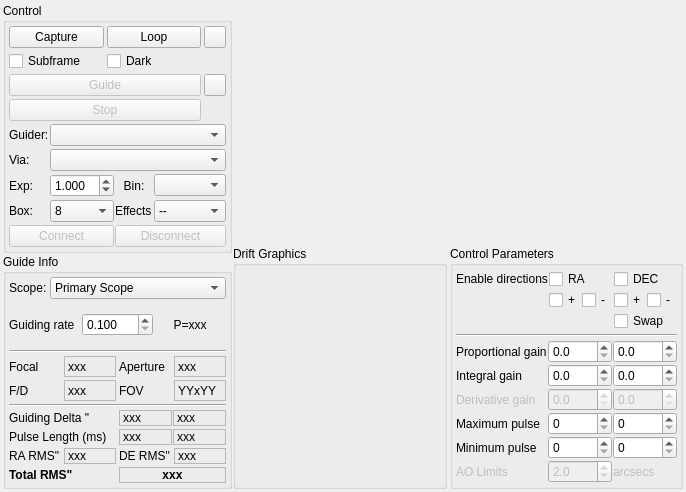
Qt form kstars/ekos/guide/guide.ui (KDE/kstars) before a commit.
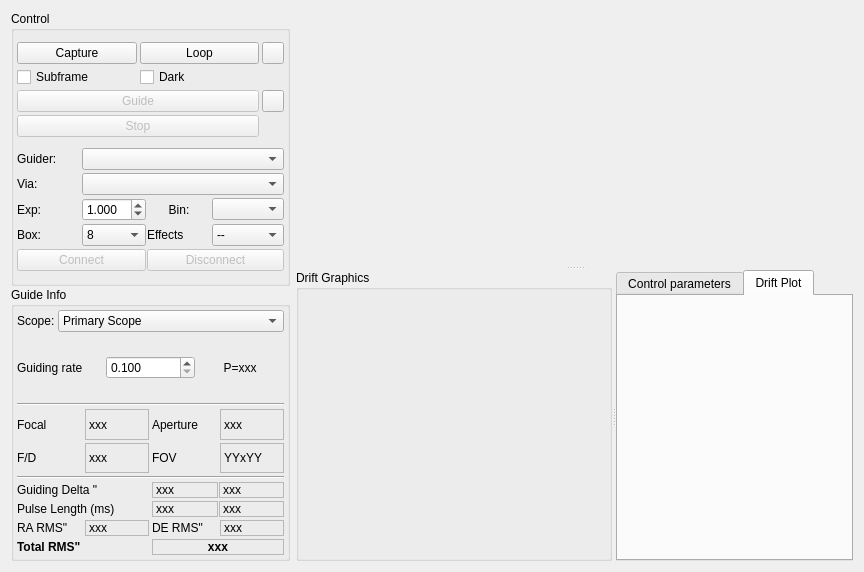
The same form after that commit. Icons and pictures are not drawn. Custom widgets are drawn as their Qt base class.

Commit message: Add scatter plot in guide module

What changed in the file:
```diff
--- a/kstars/ekos/guide/guide.ui
+++ b/kstars/ekos/guide/guide.ui
@@ -6,31 +6,13 @@
    <rect>
     <x>0</x>
     <y>0</y>
-    <width>686</width>
-    <height>484</height>
+    <width>864</width>
+    <height>572</height>
    </rect>
   </property>
   <layout class="QVBoxLayout" name="verticalLayout_5">
-   <property name="spacing">
-    <number>1</number>
-   </property>
-   <property name="leftMargin">
-    <number>3</number>
-   </property>
-   <property name="topMargin">
-    <number>3</number>
-   </property>
-   <property name="rightMargin">
-    <number>3</number>
-   </property>
-   <property name="bottomMargin">
-    <number>3</number>
-   </property>
    <item>
-    <layout class="QHBoxLayout" name="horizontalLayout_10">
-     <property name="spacing">
-      <number>1</number>
-     </property>
+    <layout class="QHBoxLayout" name="horizontalLayout_9" stretch="1,2">
      <item>
       <layout class="QVBoxLayout" name="leftLayout">
        <property name="spacing">
@@ -772,11 +754,10 @@
       </layout>
      </item>
      <item>
-      <layout class="QVBoxLayout" name="rightLayout">
-       <property name="spacing">
-        <number>3</number>
+      <widget class="QSplitter" name="rightLayout">
+       <property name="orientation">
+        <enum>Qt::Vertical</enum>
        </property>
-       <item>
         <widget class="QWidget" name="guideWidget" native="true">
          <property name="sizePolicy">
           <sizepolicy hsizetype="Expanding" vsizetype="Expanding">
@@ -797,14 +778,17 @@
           </size>
          </property>
         </widget>
-       </item>
-       <item>
-        <layout class="QHBoxLayout" name="horizontalLayout_9">
-         <property name="spacing">
-          <number>3</number>
-         </property>
-         <item>
+       <widget class="QSplitter" name="driftSplitter">
+        <property name="orientation">
+         <enum>Qt::Horizontal</enum>
+        </property>
           <widget class="QGroupBox" name="driftGraphicsGroup">
+         <property name="sizePolicy">
+          <sizepolicy hsizetype="Expanding" vsizetype="Preferred">
+           <horstretch>2</horstretch>
+           <verstretch>2</verstretch>
+          </sizepolicy>
+         </property>
            <property name="title">
             <string>Drift Graphics</string>
            </property>
@@ -846,7 +830,7 @@
                </spacer>
               </item>
               <item>
-               <widget class="QCustomPlot" name="driftGraph" native="true">
+             <widget class="QCustomPlot" name="driftGraph">
                 <property name="minimumSize">
                  <size>
                   <width>200</width>
@@ -881,7 +865,39 @@
             </item>
            </layout>
           </widget>
-         </item>
+        <widget class="QTabWidget" name="tabWidget">
+         <property name="sizePolicy">
+          <sizepolicy hsizetype="Preferred" vsizetype="Preferred">
+           <horstretch>0</horstretch>
+           <verstretch>0</verstretch>
+          </sizepolicy>
+         </property>
+         <property name="minimumSize">
+          <size>
+           <width>225</width>
+           <height>200</height>
+          </size>
+         </property>
+         <property name="currentIndex">
+          <number>1</number>
+         </property>
+         <widget class="QWidget" name="tab">
+          <attribute name="title">
+           <string>Control parameters</string>
+          </attribute>
+          <layout class="QVBoxLayout" name="verticalLayout_6">
+           <property name="leftMargin">
+            <number>0</number>
+           </property>
+           <property name="topMargin">
+            <number>0</number>
+           </property>
+           <property name="rightMargin">
+            <number>0</number>
+           </property>
+           <property name="bottomMargin">
+            <number>0</number>
+           </property>
          <item>
           <widget class="QGroupBox" name="controlGroup">
            <property name="title">
@@ -1217,36 +1233,55 @@
           </widget>
          </item>
         </layout>
-       </item>
-      </layout>
-     </item>
-    </layout>
-   </item>
+         </widget>
+         <widget class="QWidget" name="tab_2">
+          <attribute name="title">
+           <string>Drift Plot</string>
+          </attribute>
+          <layout class="QVBoxLayout" name="verticalLayout_7">
+           <property name="leftMargin">
+            <number>0</number>
+           </property>
+           <property name="topMargin">
+            <number>0</number>
+           </property>
+           <property name="rightMargin">
+            <number>0</number>
+           </property>
+           <property name="bottomMargin">
+            <number>0</number>
+           </property>
    <item>
-    <spacer name="mainVerticalSpacer">
-     <property name="orientation">
-      <enum>Qt::Vertical</enum>
-     </property>
-     <property name="sizeType">
-      <enum>QSizePolicy::Preferred</enum>
-     </property>
-     <property name="sizeHint" stdset="0">
+            <widget class="QCustomPlot" name="driftPlot">
+             <property name="sizePolicy">
+              <sizepolicy hsizetype="Expanding" vsizetype="Expanding">
+               <horstretch>0</horstretch>
+               <verstretch>0</verstretch>
+              </sizepolicy>
+             </property>
+             <property name="minimumSize">
       <size>
-       <width>20</width>
-       <height>1</height>
-      </size>
-     </property>
-    </spacer>
-   </item>
-  </layout>
-  <zorder>mainVerticalSpacer</zorder>
-  <zorder></zorder>
+               <width>200</width>
+               <height>200</height>
+              </size>
+             </property>
+            </widget>
+           </item>
+          </layout>
+         </widget>
+        </widget>
+       </widget>
+      </widget>
+     </item>
+    </layout>
+   </item>
+  </layout>
  </widget>
  <customwidgets>
   <customwidget>
    <class>QCustomPlot</class>
-   <extends>QWidget</extends>
-   <header>auxiliary/qcustomplot.h</header>
+   <extends>QFrame</extends>
+   <header>qcustomplot.h</header>
    <container>1</container>
   </customwidget>
  </customwidgets>
```
Lines whose indentation alone changed are shown as unchanged. The commit also changes 2 other files.
